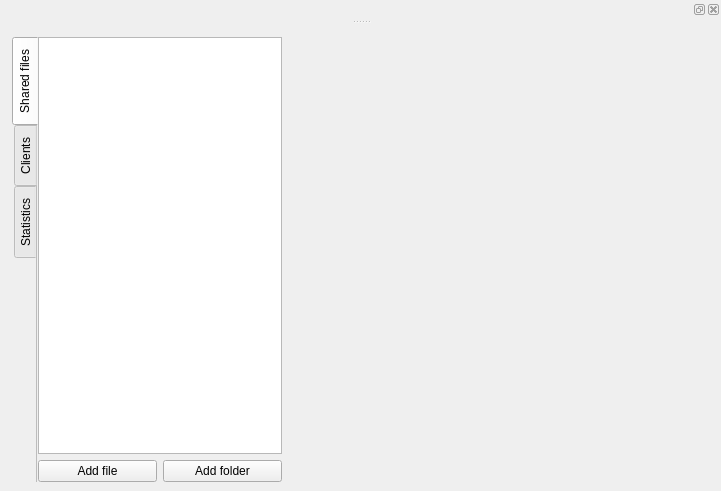
Qt form textshredder_ui/editorview.ui (mitchelkuijpers/TextShredder) before a commit.
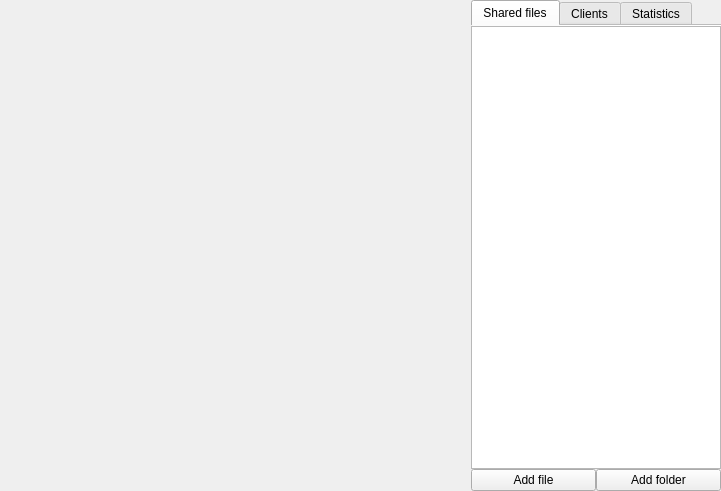
The same form after that commit. Custom widgets are drawn as their Qt base class.

Commit message: Reorganized interface

The edit to the form file:
```diff
--- a/textshredder_ui/editorview.ui
+++ b/textshredder_ui/editorview.ui
@@ -18,36 +18,51 @@
   </property>
   <widget class="QWidget" name="centralwidget">
    <layout class="QGridLayout" name="gridLayout_2">
-    <property name="leftMargin">
-     <number>12</number>
+    <property name="margin">
+     <number>0</number>
     </property>
-    <property name="topMargin">
-     <number>12</number>
+    <property name="spacing">
+     <number>0</number>
     </property>
-    <item row="0" column="1">
-     <layout class="QGridLayout" name="gridLayout" rowstretch="0,0,0">
+    <item row="0" column="0">
+     <layout class="QGridLayout" name="gridLayout">
       <property name="sizeConstraint">
        <enum>QLayout::SetDefaultConstraint</enum>
       </property>
-      <property name="horizontalSpacing">
+      <property name="spacing">
        <number>0</number>
       </property>
-      <item row="0" column="0">
+      <item row="0" column="1">
        <widget class="QTabWidget" name="tabWidget">
         <property name="sizePolicy">
-         <sizepolicy hsizetype="Maximum" vsizetype="Expanding">
+         <sizepolicy hsizetype="Fixed" vsizetype="Expanding">
           <horstretch>0</horstretch>
           <verstretch>0</verstretch>
          </sizepolicy>
         </property>
         <property name="maximumSize">
          <size>
-          <width>270</width>
+          <width>250</width>
           <height>16777215</height>
          </size>
         </property>
+        <property name="sizeIncrement">
+         <size>
+          <width>0</width>
+          <height>0</height>
+         </size>
+        </property>
+        <property name="baseSize">
+         <size>
+          <width>0</width>
+          <height>0</height>
+         </size>
+        </property>
+        <property name="styleSheet">
+         <string notr="true"/>
+        </property>
         <property name="tabPosition">
-         <enum>QTabWidget::West</enum>
+         <enum>QTabWidget::North</enum>
         </property>
         <property name="tabShape">
          <enum>QTabWidget::Rounded</enum>
@@ -55,6 +70,9 @@
         <property name="currentIndex">
          <number>0</number>
         </property>
+        <property name="elideMode">
+         <enum>Qt::ElideLeft</enum>
+        </property>
         <property name="usesScrollButtons">
          <bool>false</bool>
         </property>
@@ -72,14 +90,94 @@
           <property name="margin">
            <number>0</number>
           </property>
-          <item row="1" column="0" colspan="2">
+          <property name="spacing">
+           <number>0</number>
+          </property>
+          <item row="4" column="0">
+           <widget class="QPushButton" name="addFileButton">
+            <property name="toolTip">
+             <string>Add file to share</string>
+            </property>
+            <property name="text">
+             <string>Add file</string>
+            </property>
+           </widget>
+          </item>
+          <item row="4" column="1">
+           <widget class="QPushButton" name="addFolderButton">
+            <property name="enabled">
+             <bool>true</bool>
+            </property>
+            <property name="toolTip">
+             <string>Add folder to share</string>
+            </property>
+            <property name="text">
+             <string>Add folder</string>
+            </property>
+           </widget>
+          </item>
+          <item row="0" column="0" colspan="2">
            <widget class="QTreeView" name="fileTreeWidget">
+            <property name="sizeIncrement">
+             <size>
+              <width>0</width>
+              <height>0</height>
+             </size>
+            </property>
+            <property name="font">
+             <font>
+              <stylestrategy>PreferDefault</stylestrategy>
+              <kerning>true</kerning>
+             </font>
+            </property>
+            <property name="frameShape">
+             <enum>QFrame::StyledPanel</enum>
+            </property>
+            <property name="frameShadow">
+             <enum>QFrame::Sunken</enum>
+            </property>
+            <property name="lineWidth">
+             <number>0</number>
+            </property>
+            <property name="midLineWidth">
+             <number>0</number>
+            </property>
+            <property name="verticalScrollBarPolicy">
+             <enum>Qt::ScrollBarAlwaysOff</enum>
+            </property>
+            <property name="horizontalScrollBarPolicy">
+             <enum>Qt::ScrollBarAlwaysOff</enum>
+            </property>
+            <property name="autoScroll">
+             <bool>true</bool>
+            </property>
+            <property name="autoScrollMargin">
+             <number>0</number>
+            </property>
             <property name="editTriggers">
              <set>QAbstractItemView::NoEditTriggers</set>
             </property>
             <property name="indentation">
              <number>0</number>
             </property>
+            <property name="rootIsDecorated">
+             <bool>true</bool>
+            </property>
+            <property name="uniformRowHeights">
+             <bool>false</bool>
+            </property>
+            <property name="itemsExpandable">
+             <bool>false</bool>
+            </property>
+            <property name="sortingEnabled">
+             <bool>false</bool>
+            </property>
+            <property name="animated">
+             <bool>false</bool>
+            </property>
+            <attribute name="headerVisible">
+             <bool>true</bool>
+            </attribute>
             <attribute name="headerCascadingSectionResizes">
              <bool>false</bool>
             </attribute>
@@ -89,29 +187,9 @@
             <attribute name="headerShowSortIndicator" stdset="0">
              <bool>false</bool>
             </attribute>
-           </widget>
-          </item>
-          <item row="2" column="1">
-           <widget class="QPushButton" name="addFolderButton">
-            <property name="enabled">
+            <attribute name="headerStretchLastSection">
              <bool>true</bool>
-            </property>
-            <property name="toolTip">
-             <string>Add folder to share</string>
-            </property>
-            <property name="text">
-             <string>Add folder</string>
-            </property>
-           </widget>
-          </item>
-          <item row="2" column="0">
-           <widget class="QPushButton" name="addFileButton">
-            <property name="toolTip">
-             <string>Add file to share</string>
-            </property>
-            <property name="text">
-             <string>Add file</string>
-            </property>
+            </attribute>
            </widget>
           </item>
          </layout>
@@ -207,9 +285,7 @@
         </widget>
        </widget>
       </item>
-     </layout>
-    </item>
-    <item row="0" column="2">
+      <item row="0" column="0">
      <widget class="QTabWidget" name="openedFileTabs">
       <property name="sizePolicy">
        <sizepolicy hsizetype="Expanding" vsizetype="Expanding">
@@ -256,30 +332,11 @@
      </widget>
     </item>
    </layout>
-  </widget>
-  <widget class="QDockWidget" name="ribbonDock">
-   <property name="enabled">
-    <bool>false</bool>
-   </property>
-   <property name="sizePolicy">
-    <sizepolicy hsizetype="Expanding" vsizetype="Preferred">
-     <horstretch>0</horstretch>
-     <verstretch>0</verstretch>
-    </sizepolicy>
-   </property>
-   <attribute name="dockWidgetArea">
-    <number>4</number>
-   </attribute>
-   <widget class="EditorRibbon" name="dockWidgetContents_2"/>
+    </item>
+   </layout>
   </widget>
  </widget>
  <customwidgets>
-  <customwidget>
-   <class>EditorRibbon</class>
-   <extends>QWidget</extends>
-   <header location="global">editorribbon.h</header>
-   <container>1</container>
-  </customwidget>
   <customwidget>
    <class>UserListView</class>
    <extends>QListWidget</extends>
```
Left out of the diff: 47 changed lines with no effect on the pictures. Lines whose indentation alone changed are shown as unchanged. The commit also changes 2 other files.
